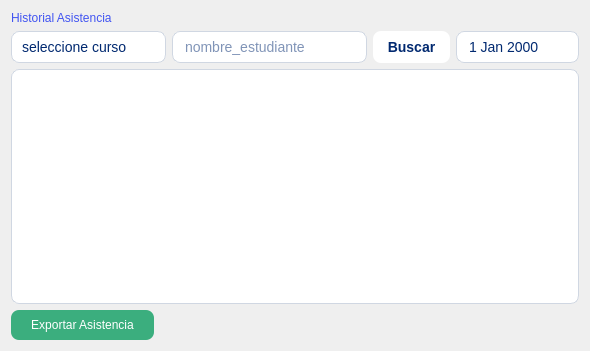
Qt form views/historial.ui (Cata-Estrada/Registro_Asistencia_Estudiantil) before a commit.
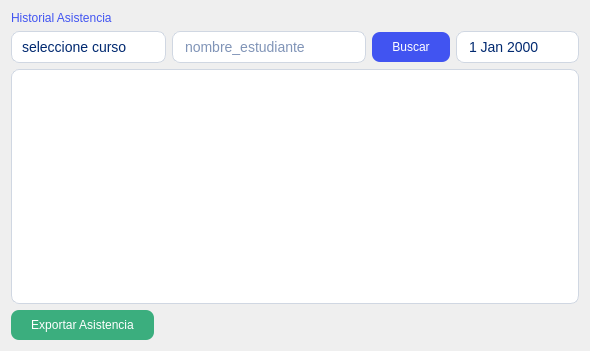
The same form after that commit. Icons and pictures are not drawn.

The edit to the form file:
```diff
--- a/views/historial.ui
+++ b/views/historial.ui
@@ -85,12 +85,11 @@
          <property name="styleSheet">
           <string notr="true">QPushButton {
     border: none;
+    background-color: #4154F1;  /* Azul Figma */
+    color: white;
+    font: 10pt &quot;Segoe UI&quot;;
+    padding: 8px 20px;
     border-radius: 8px;
-    padding: 8px 14px;
-    background-color: #ffffff;
-    color: #012970;
-    font-weight: 500;
-    font-size: 14px;
 }
 
 QPushButton:hover {
```
Left out of the diff: 2 changed lines with no effect on the pictures.
